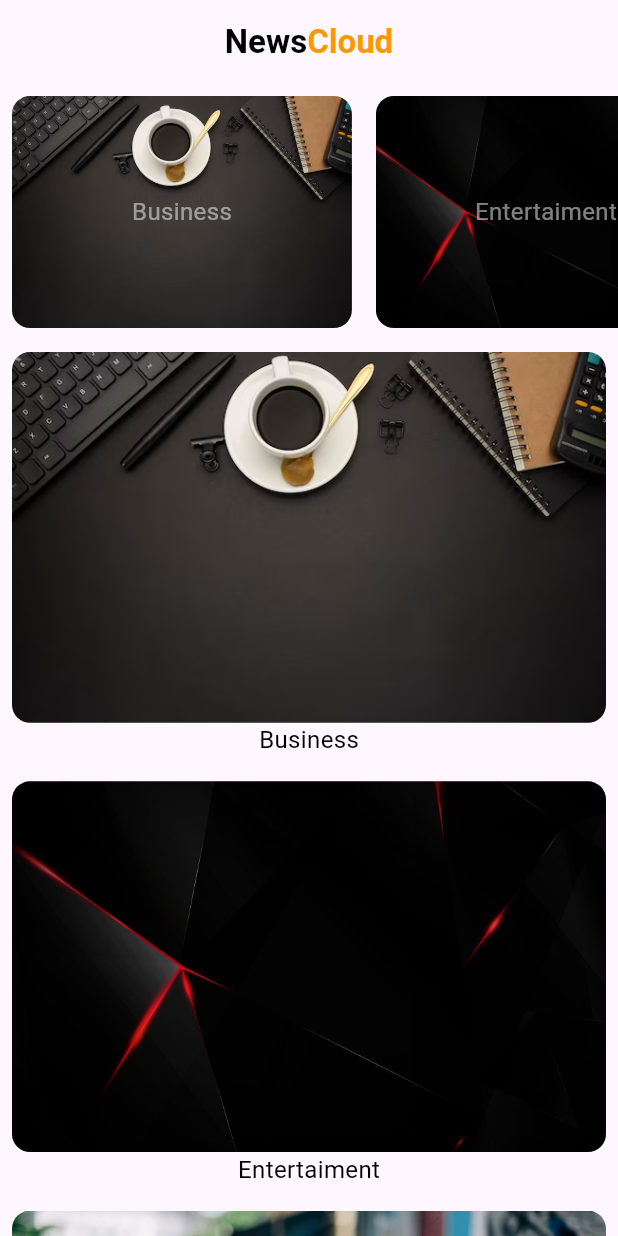
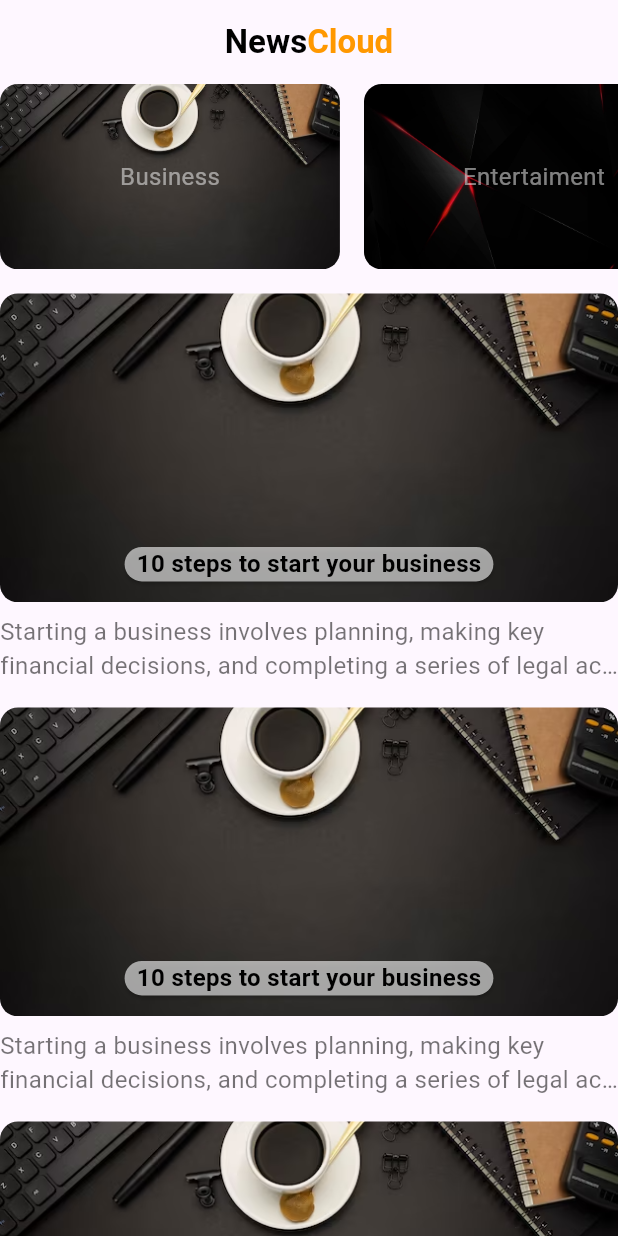
Before and after one commit to wael-saif23/news_app, a Flutter app: the screen it shows after launch, on a phone screen of 412 x 824 dp. Run offline on Flutter 3.47's test engine with Material 3 defaults, Android fonts, the phone set to English and light mode, and no system bars.

Commit message:
control UI with CustomScrollView widget

```diff
--- a/lib/models/category_model.dart
+++ b/lib/models/category_model.dart
@@ -2,5 +2,6 @@ class CategoryModel {
   final String imageAssetUrl;
   final String categoryName;
 
-  const CategoryModel({required this.imageAssetUrl, required this.categoryName});
+  const CategoryModel(
+      {required this.imageAssetUrl, required this.categoryName});
 }
--- /dev/null
+++ b/lib/models/news_model.dart
@@ -0,0 +1,10 @@
+class NewsModel {
+  final String newsImage;
+  final String newsTitle;
+  final String newsSubTitle;
+
+  const NewsModel(
+      {required this.newsImage,
+      required this.newsTitle,
+      required this.newsSubTitle});
+}
--- a/lib/views/home_view.dart
+++ b/lib/views/home_view.dart
@@ -1,7 +1,10 @@
 import 'package:flutter/material.dart';
 import 'package:news_app/models/category_model.dart';
-import 'package:news_app/widgets/category_item.dart';
-import 'package:news_app/widgets/news_items.dart';
+import 'package:news_app/models/news_model.dart';
+
+import 'package:news_app/widgets/category_list.dart';
+
+import 'package:news_app/widgets/news_list.dart';
 
 class HomeView extends StatelessWidget {
   const HomeView({super.key});
@@ -17,17 +20,42 @@ class HomeView extends StatelessWidget {
     CategoryModel(
         imageAssetUrl: "assets/technology.png", categoryName: "Technology"),
   ];
-  final List<CategoryModel> newsList = const [
-    CategoryModel(
-        imageAssetUrl: "assets/business.png", categoryName: "Business"),
-    CategoryModel(
-        imageAssetUrl: "assets/entertaiment.png", categoryName: "Entertaiment"),
-    CategoryModel(imageAssetUrl: "assets/general.png", categoryName: "General"),
-    CategoryModel(imageAssetUrl: "assets/health.png", categoryName: "Health"),
-    CategoryModel(imageAssetUrl: "assets/science.png", categoryName: "Science"),
-    CategoryModel(imageAssetUrl: "assets/sports_1.png", categoryName: "Sports"),
-    CategoryModel(
-        imageAssetUrl: "assets/technology.png", categoryName: "Technology"),
+  final List<NewsModel> newsList = const [
+    NewsModel(
+        newsImage: "assets/business.png",
+        newsTitle: "10 steps to start your business",
+        newsSubTitle:
+            "Starting a business involves planning, making key financial decisions, and completing a series of legal activities. Read on to learn about each step."),
+    NewsModel(
+        newsImage: "assets/business.png",
+        newsTitle: "10 steps to start your business",
+        newsSubTitle:
+            "Starting a business involves planning, making key financial decisions, and completing a series of legal activities. Read on to learn about each step."),
+    NewsModel(
+        newsImage: "assets/business.png",
+        newsTitle: "10 steps to start your business",
+        newsSubTitle:
+            "Starting a business involves planning, making key financial decisions, and completing a series of legal activities. Read on to learn about each step."),
+    NewsModel(
+        newsImage: "assets/business.png",
+        newsTitle: "10 steps to start your business",
+        newsSubTitle:
+            "Starting a business involves planning, making key financial decisions, and completing a series of legal activities. Read on to learn about each step."),
+    NewsModel(
+        newsImage: "assets/business.png",
+        newsTitle: "10 steps to start your business",
+        newsSubTitle:
+            "Starting a business involves planning, making key financial decisions, and completing a series of legal activities. Read on to learn about each step."),
+    NewsModel(
+        newsImage: "assets/business.png",
+        newsTitle: "10 steps to start your business",
+        newsSubTitle:
+            "Starting a business involves planning, making key financial decisions, and completing a series of legal activities. Read on to learn about each step."),
+    NewsModel(
+        newsImage: "assets/business.png",
+        newsTitle: "10 steps to start your business",
+        newsSubTitle:
+            "Starting a business involves planning, making key financial decisions, and completing a series of legal activities. Read on to learn about each step."),
   ];
   @override
   Widget build(BuildContext context) {
@@ -54,34 +82,15 @@ class HomeView extends StatelessWidget {
             ],
           ),
         ),
-      body: Column(
-        mainAxisSize: MainAxisSize.min,
-        children: [
-          Expanded(
-            flex: 2,
-            child: ListView.builder(
-                scrollDirection: Axis.horizontal,
-                itemCount: cateList.length,
-                itemBuilder: (context, index) {
-                  return CategoryItem(
-                    categoryName: cateList[index].categoryName,
-                    imageAssetUrl: cateList[index].imageAssetUrl,
-                  );
-                }),
+        body:
+            CustomScrollView(physics: const BouncingScrollPhysics(), slivers: [
+          SliverToBoxAdapter(child: CategoryList(cateList: cateList)),
+          const SliverToBoxAdapter(
+            child: SizedBox(
+              height: 16,
             ),
-          Expanded(
-            flex: 7,
-            child: ListView.builder(
-                itemCount: newsList.length,
-                itemBuilder: (context, index) {
-                  return NewsItem(
-                    categoryName: newsList[index].categoryName,
-                    imageAssetUrl: newsList[index].imageAssetUrl,
-                  );
-                }),
           ),
-        ],
-      ),
-    );
+          NewsList(newsList: newsList)
+        ]));
   }
 }
--- a/lib/widgets/category_item.dart
+++ b/lib/widgets/category_item.dart
@@ -1,27 +1,28 @@
 import 'package:flutter/material.dart';
+import 'package:news_app/models/category_model.dart';
 
 class CategoryItem extends StatelessWidget {
-  const CategoryItem(
-      {super.key, required this.categoryName, required this.imageAssetUrl});
-  final String categoryName;
-  final String imageAssetUrl;
+  const CategoryItem({super.key, required this.category});
+  final CategoryModel category;
+
   @override
   Widget build(BuildContext context) {
     return Padding(
-      padding: const EdgeInsets.all(8.0),
+      padding: const EdgeInsets.only(right: 16),
       child: Container(
-        alignment: Alignment.center,
         height: MediaQuery.of(context).size.height * .15,
         width: MediaQuery.of(context).size.width * .55,
         decoration: BoxDecoration(
           borderRadius: const BorderRadius.all(Radius.circular(12)),
           image: DecorationImage(
-              image: AssetImage(imageAssetUrl), fit: BoxFit.cover),
+              image: AssetImage(category.imageAssetUrl), fit: BoxFit.cover),
           // color: Colors.green
         ),
-        child: Text(categoryName,
-            style:
-                TextStyle(color: Colors.white.withOpacity(.5), fontSize: 16)),
+        child: Center(
+          child: Text(category.categoryName,
+              style:
+                  TextStyle(color: Colors.white.withOpacity(.5), fontSize: 16)),
+        ),
       ),
     );
   }
--- /dev/null
+++ b/lib/widgets/category_list.dart
@@ -0,0 +1,27 @@
+import 'package:flutter/material.dart';
+import 'package:news_app/models/category_model.dart';
+import 'package:news_app/widgets/category_item.dart';
+
+class CategoryList extends StatelessWidget {
+  const CategoryList({
+    super.key,
+    required this.cateList,
+  });
+
+  final List<CategoryModel> cateList;
+
+  @override
+  Widget build(BuildContext context) {
+    return SizedBox(
+      height: MediaQuery.of(context).size.height * .15,
+      child: ListView.builder(
+          scrollDirection: Axis.horizontal,
+          itemCount: cateList.length,
+          itemBuilder: (context, index) {
+            return CategoryItem(
+              category: cateList[index],
+            );
+          }),
+    );
+  }
+}
--- a/lib/widgets/news_items.dart
+++ b/lib/widgets/news_items.dart
@@ -1,31 +1,59 @@
 import 'package:flutter/material.dart';
 
+import 'package:news_app/models/news_model.dart';
+
 class NewsItem extends StatelessWidget {
-  const NewsItem(
-      {super.key, required this.categoryName, required this.imageAssetUrl});
-  final String categoryName;
-  final String imageAssetUrl;
+  const NewsItem({
+    super.key,
+    required this.news,
+  });
+  final NewsModel news;
+
   @override
   Widget build(BuildContext context) {
-    return Padding(
-      padding: const EdgeInsets.all(8.0),
-      child: Column(
+    return Column(
       children: [
         Container(
           alignment: Alignment.center,
-            height: MediaQuery.of(context).size.height * .3,
+          height: MediaQuery.of(context).size.height * .25,
           width: double.infinity,
           decoration: BoxDecoration(
             borderRadius: const BorderRadius.all(Radius.circular(12)),
             image: DecorationImage(
-                  image: AssetImage(imageAssetUrl), fit: BoxFit.cover),
-              // color: Colors.green
+                image: AssetImage(news.newsImage), fit: BoxFit.cover),
+          ),
+          child: Stack(children: [
+            Positioned(
+                bottom: 10,
+                left: 10,
+                right: 10,
+                child: Column(
+                  children: [
+                    Card(
+                      color: Colors.white.withOpacity(.6),
+                      child: Padding(
+                        padding: const EdgeInsets.symmetric(horizontal: 8),
+                        child: Text(news.newsTitle,
+                            maxLines: 2,
+                            overflow: TextOverflow.ellipsis,
+                            style: const TextStyle(
+                                color: Colors.black,
+                                fontSize: 16,
+                                fontWeight: FontWeight.bold)),
                       ),
                     ),
-          Text(categoryName,
-              style: const TextStyle(color: Colors.black, fontSize: 16))
                   ],
+                ))
+          ]),
         ),
+        const SizedBox(
+          height: 8,
+        ),
+        Text(news.newsSubTitle,
+            maxLines: 2,
+            overflow: TextOverflow.ellipsis,
+            style: const TextStyle(color: Colors.black54, fontSize: 16)),
+      ],
     );
   }
 }
--- /dev/null
+++ b/lib/widgets/news_list.dart
@@ -0,0 +1,27 @@
+import 'package:flutter/material.dart';
+import 'package:news_app/models/news_model.dart';
+import 'package:news_app/widgets/news_items.dart';
+
+class NewsList extends StatelessWidget {
+  const NewsList({
+    super.key,
+    required this.newsList,
+  });
+
+  final List<NewsModel> newsList;
+
+  @override
+  Widget build(BuildContext context) {
+    return SliverList(
+      delegate: SliverChildBuilderDelegate(childCount: newsList.length,
+          (context, index) {
+        return Padding(
+          padding: const EdgeInsets.only(bottom: 16),
+          child: NewsItem(
+            news: newsList[index],
+          ),
+        );
+      }),
+    );
+  }
+}
```
Lines whose indentation alone changed are shown as unchanged.
